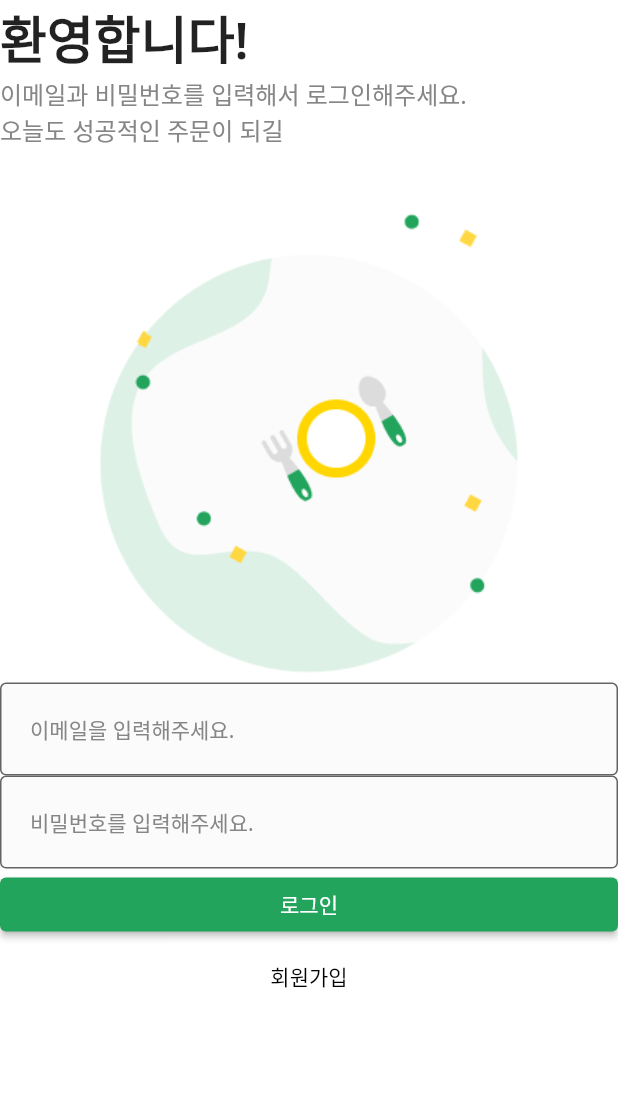
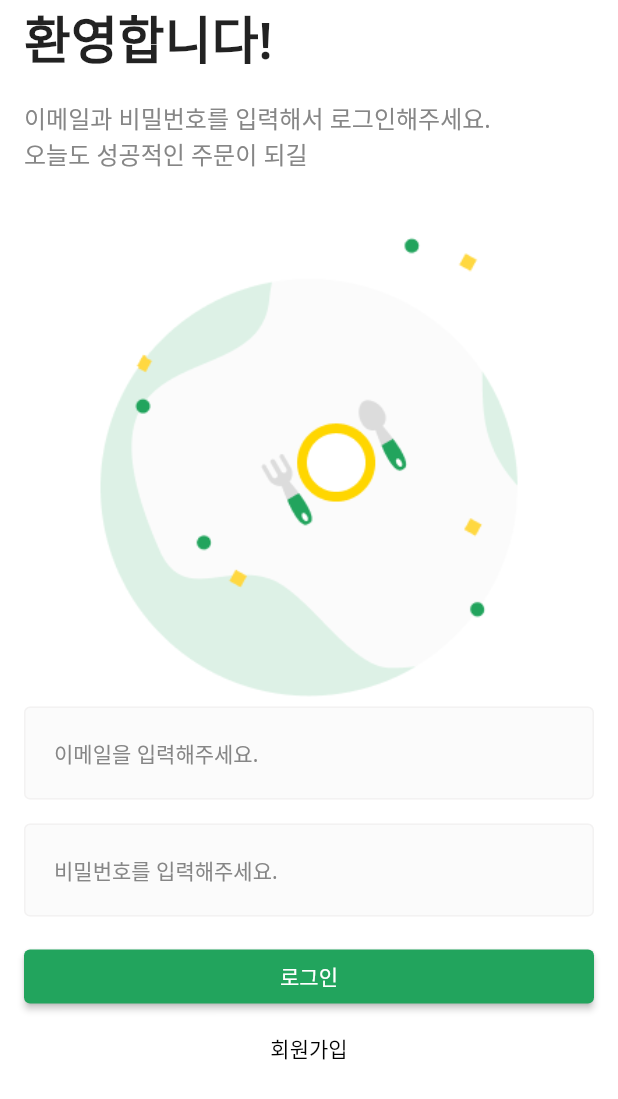
Before and after one commit to isnow890/01_actual, a Flutter app: the screen it shows after launch, on a phone screen of 412 x 824 dp. Shown: the top 1099 px of the screen. Run offline on Flutter 3.47's test engine with Material 2 defaults, Android fonts, the phone set to English and light mode, and no system bars.

Commit message:
UI 마무리 하기

```diff
--- a/code_factory_intermediate/01_actual/lib/common/component/custom_text_form_field.dart
+++ b/code_factory_intermediate/01_actual/lib/common/component/custom_text_form_field.dart
@@ -27,6 +27,7 @@ class CustomTextFormField extends StatelessWidget {
     ));
 
     return TextFormField(
+
       onChanged: onChanged,
       //화면에 들어가자마자 포커스를 자동을 넣어줄지 여부
       autofocus: autofocus,
@@ -50,6 +51,7 @@ class CustomTextFormField extends StatelessWidget {
         filled: true,
         //모든 Input 상태의 기본 스타일 세팅
         border: baseBorder,
+        enabledBorder: baseBorder,
         focusedBorder: baseBorder.copyWith(
           borderSide: baseBorder.borderSide.copyWith(color: PRIMARY_COLOR),
         ),
--- a/code_factory_intermediate/01_actual/lib/main.dart
+++ b/code_factory_intermediate/01_actual/lib/main.dart
@@ -1,4 +1,3 @@
-import 'package:actual/common/component/custom_text_form_field.dart';
 import 'package:actual/user/view/login_screen.dart';
 import 'package:flutter/material.dart';
 
--- a/code_factory_intermediate/01_actual/lib/user/view/login_screen.dart
+++ b/code_factory_intermediate/01_actual/lib/user/view/login_screen.dart
@@ -10,36 +10,47 @@ class LoginScreen extends StatelessWidget {
   @override
   Widget build(BuildContext context) {
     return DefaultLayout(
+      //SingleChildScrollView를 선언하여 키보드가 튀어나와도 화면 에러 안나도록
+      child: SingleChildScrollView(
+        //드래그 하면 키보드 집어넣기.
+        keyboardDismissBehavior: ScrollViewKeyboardDismissBehavior.onDrag,
         child: SafeArea(
           top: true,
-        bottom: true,
+          bottom: false,
+          child: Padding(
+            padding: const EdgeInsets.symmetric(
+              horizontal: 16.0,
+            ),
             child: Column(
               crossAxisAlignment: CrossAxisAlignment.stretch,
               children: [
                 _Title(),
+                const SizedBox(height: 16,),
                 _SubTitle(),
                 //사이즈 2/3
                 Image.asset(
                   'asset/img/misc/logo.png',
-              width: MediaQuery.of(context).size.width / 3 ,
-              height:MediaQuery.of(context).size.height / 3 *1.3 ,
+                  width: MediaQuery.of(context).size.width / 3,
+                  height: MediaQuery.of(context).size.height / 3 * 1.3,
                 ),
                 CustomTextFormField(
                   hintText: '이메일을 입력해주세요.',
                   onChanged: (value) {},
                 ),
+                const SizedBox(height: 16,),
+
                 CustomTextFormField(
                   hintText: '비밀번호를 입력해주세요.',
                   obscureText: true,
                   onChanged: (value) {},
                 ),
+                const SizedBox(height: 16,),
 
                 ElevatedButton(
                   onPressed: () {},
                   child: Text('로그인'),
                   style: ElevatedButton.styleFrom(
                     primary: PRIMARY_COLOR,
-
                   ),
                 ),
                 TextButton(
@@ -50,6 +61,8 @@ class LoginScreen extends StatelessWidget {
                   ),
                 ),
               ],
+            ),
+          ),
         ),
       ),
     );
```
Also changed, not shown: 5 other files. Lines whose indentation alone changed are shown as unchanged.
